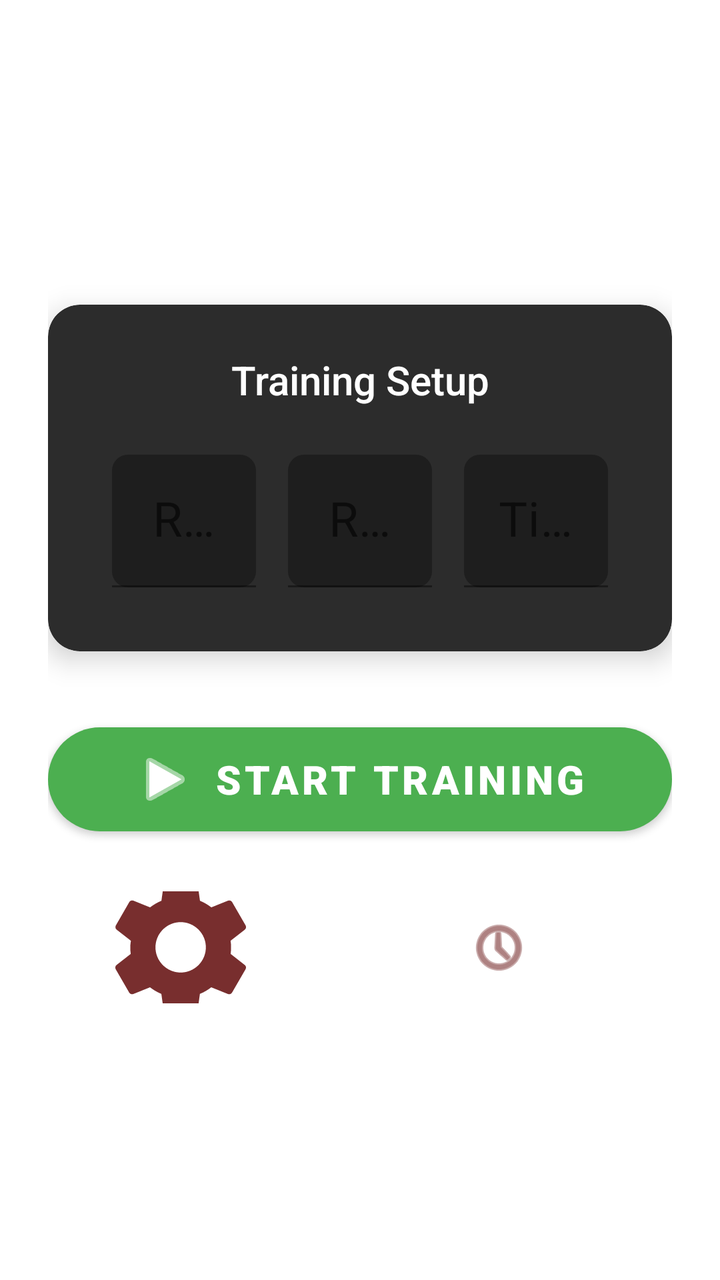
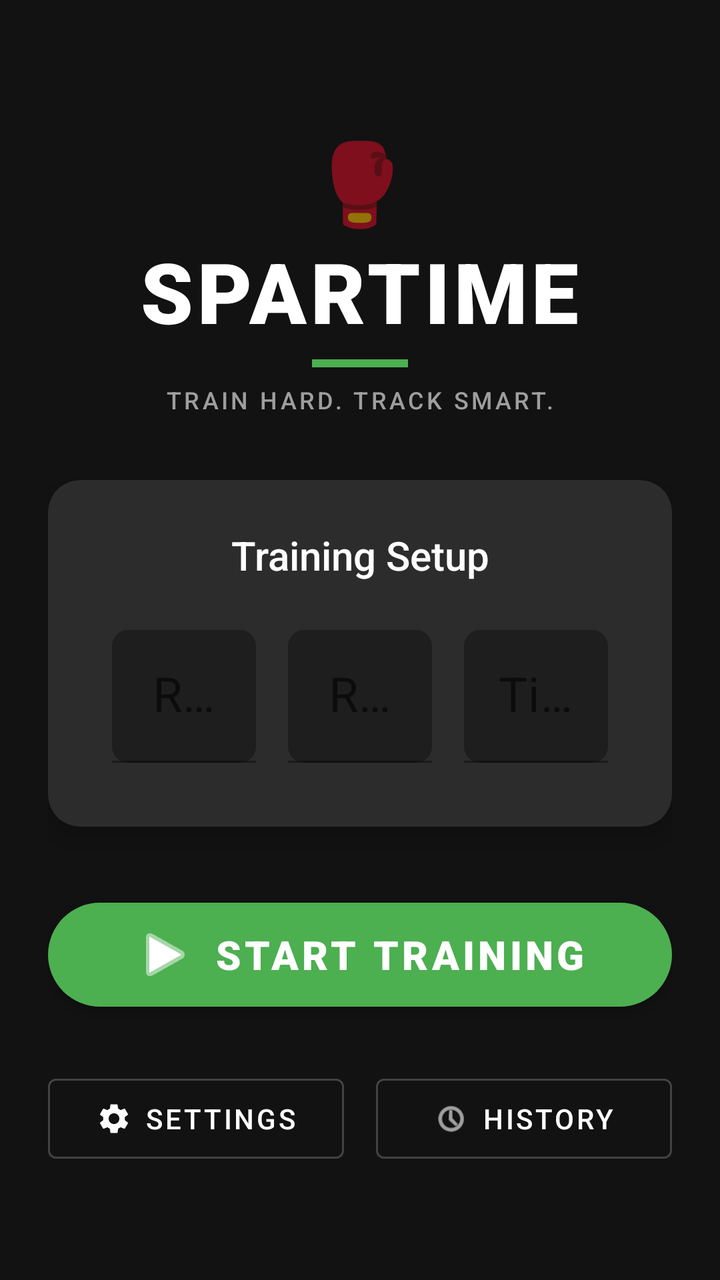

An Android layout rendered at two revisions. The XML below is the earlier revision; the diff shows what the commit changed to produce the second picture.
<!-- AndroidManifest.xml: application theme Theme.SparTime -->
<!-- res/layout/fragment_first.xml -->
<?xml version="1.0" encoding="utf-8"?>
<ScrollView xmlns:android="http://schemas.android.com/apk/res/android"
    xmlns:app="http://schemas.android.com/apk/res-auto"
    android:layout_width="match_parent"
    android:layout_height="match_parent"
    android:fillViewport="true">

    <androidx.constraintlayout.widget.ConstraintLayout
        android:layout_width="match_parent"
        android:layout_height="wrap_content"
        android:padding="24dp">

        <TextView
            android:id="@+id/header_title"
            android:layout_width="match_parent"
            android:layout_height="wrap_content"
            android:layout_marginTop="32dp"
            android:fontFamily="sans-serif-black"
            android:gravity="center_horizontal"
            android:text="SparTime"
            android:textColor="@color/white"
            android:textSize="48sp"
            app:layout_constraintEnd_toEndOf="parent"
            app:layout_constraintStart_toStartOf="parent"
            app:layout_constraintTop_toTopOf="parent" />

        <com.google.android.material.card.MaterialCardView
            android:id="@+id/timer_setup_card"
            android:layout_width="match_parent"
            android:layout_height="wrap_content"
            android:layout_marginTop="32dp"
            app:cardBackgroundColor="@color/surface"
            app:cardCornerRadius="16dp"
            app:cardElevation="8dp"
            app:layout_constraintEnd_toEndOf="parent"
            app:layout_constraintStart_toStartOf="parent"
            app:layout_constraintTop_toBottomOf="@+id/header_title">

            <LinearLayout
                android:layout_width="match_parent"
                android:layout_height="wrap_content"
                android:orientation="vertical"
                android:padding="24dp">

                <TextView
                    android:layout_width="match_parent"
                    android:layout_height="wrap_content"
                    android:layout_marginBottom="16dp"
                    android:fontFamily="sans-serif-medium"
                    android:gravity="center"
                    android:text="Training Setup"
                    android:textColor="@color/white"
                    android:textSize="20sp" />

                <LinearLayout
                    android:layout_width="match_parent"
                    android:layout_height="wrap_content"
                    android:gravity="center_horizontal"
                    android:orientation="horizontal">

                    <com.google.android.material.textfield.TextInputLayout
                        android:layout_width="0dp"
                        android:layout_height="wrap_content"
                        android:layout_margin="8dp"
                        android:layout_weight="1"
                        android:hint="Rounds"
                        app:boxBackgroundColor="@color/background_secondary"
                        app:boxBackgroundMode="filled"
                        app:boxCornerRadiusBottomEnd="8dp"
                        app:boxCornerRadiusBottomStart="8dp"
                        app:boxCornerRadiusTopEnd="8dp"
                        app:boxCornerRadiusTopStart="8dp"
                        app:hintTextColor="@color/gray_medium">

                        <com.google.android.material.textfield.TextInputEditText
                            android:id="@+id/fragment_first_edtxt_round"
                            android:layout_width="match_parent"
                            android:layout_height="wrap_content"
                            android:gravity="center"
                            android:inputType="number"
                            android:textColor="@color/white"
                            android:textSize="24sp" />
                    </com.google.android.material.textfield.TextInputLayout>

                    <com.google.android.material.textfield.TextInputLayout
                        android:layout_width="0dp"
                        android:layout_height="wrap_content"
                        android:layout_margin="8dp"
                        android:layout_weight="1"
                        android:hint="Rest (min)"
                        app:boxBackgroundColor="@color/background_secondary"
                        app:boxBackgroundMode="filled"
                        app:boxCornerRadiusBottomEnd="8dp"
                        app:boxCornerRadiusBottomStart="8dp"
                        app:boxCornerRadiusTopEnd="8dp"
                        app:boxCornerRadiusTopStart="8dp"
                        app:hintTextColor="@color/gray_medium">

                        <com.google.android.material.textfield.TextInputEditText
                            android:id="@+id/edtxt_rest"
                            android:layout_width="match_parent"
                            android:layout_height="wrap_content"
                            android:gravity="center"
                            android:inputType="number"
                            android:textColor="@color/white"
                            android:textSize="24sp" />
                    </com.google.android.material.textfield.TextInputLayout>

                    <com.google.android.material.textfield.TextInputLayout
                        android:layout_width="0dp"
                        android:layout_height="wrap_content"
                        android:layout_margin="8dp"
                        android:layout_weight="1"
                        android:hint="Time (min)"
                        app:boxBackgroundColor="@color/background_secondary"
                        app:boxBackgroundMode="filled"
                        app:boxCornerRadiusBottomEnd="8dp"
                        app:boxCornerRadiusBottomStart="8dp"
                        app:boxCornerRadiusTopEnd="8dp"
                        app:boxCornerRadiusTopStart="8dp"
                        app:hintTextColor="@color/gray_medium">

                        <com.google.android.material.textfield.TextInputEditText
                            android:id="@+id/edtxt_time"
                            android:layout_width="match_parent"
                            android:layout_height="wrap_content"
                            android:gravity="center"
                            android:inputType="number"
                            android:textColor="@color/white"
                            android:textSize="24sp" />
                    </com.google.android.material.textfield.TextInputLayout>

                </LinearLayout>
            </LinearLayout>
        </com.google.android.material.card.MaterialCardView>

        <com.google.android.material.button.MaterialButton
            android:id="@+id/first_fragment_start_btn"
            android:layout_width="match_parent"
            android:layout_height="64dp"
            android:layout_marginTop="32dp"
            android:fontFamily="sans-serif-black"
            android:text="START TRAINING"
            android:textSize="20sp"
            app:backgroundTint="@color/timer_active"
            app:cornerRadius="32dp"
            app:icon="@android:drawable/ic_media_play"
            app:iconGravity="textStart"
            app:iconPadding="8dp"
            app:layout_constraintEnd_toEndOf="parent"
            app:layout_constraintStart_toStartOf="parent"
            app:layout_constraintTop_toBottomOf="@id/timer_setup_card" />

        <LinearLayout
            android:layout_width="match_parent"
            android:layout_height="wrap_content"
            android:layout_marginTop="24dp"
            android:gravity="center"
            android:orientation="horizontal"
            app:layout_constraintEnd_toEndOf="parent"
            app:layout_constraintStart_toStartOf="parent"
            app:layout_constraintTop_toBottomOf="@id/first_fragment_start_btn">

            <com.google.android.material.button.MaterialButton
                android:id="@+id/btn_settings"
                style="@style/Widget.Material3.Button.OutlinedButton"
                android:layout_width="0dp"
                android:layout_height="56dp"
                android:layout_marginEnd="8dp"
                android:layout_weight="1"
                android:text="Settings"
                android:textColor="@color/white"
                app:icon="@drawable/baseline_settings_24"
                app:iconGravity="textStart"
                app:iconPadding="8dp"
                app:strokeColor="@color/white" />

            <com.google.android.material.button.MaterialButton
                android:id="@+id/btn_history"
                style="@style/Widget.Material3.Button.OutlinedButton"
                android:layout_width="0dp"
                android:layout_height="56dp"
                android:layout_marginStart="8dp"
                android:layout_weight="1"
                android:text="History"
                android:textColor="@color/white"
                app:icon="@android:drawable/ic_menu_recent_history"
                app:iconGravity="textStart"
                app:iconPadding="8dp"
                app:strokeColor="@color/white" />

        </LinearLayout>

    </androidx.constraintlayout.widget.ConstraintLayout>
</ScrollView>
<!-- resources referenced by this layout -->
<resources>
  <color name="background_secondary">#1E1E1E</color>
  <color name="gray_medium">#9E9E9E</color>
  <color name="surface">#2C2C2C</color>
  <color name="timer_active">#4CAF50</color>
  <color name="white">#FFFFFFFF</color>
  <!-- drawable baseline_settings_24 (drawable) -->
  <vector android:height="84dp" android:tint="#782E2E"
      android:viewportHeight="24" android:viewportWidth="24"
      android:width="84dp" xmlns:android="http://schemas.android.com/apk/res/android">
      <path android:fillColor="@android:color/white" android:pathData="M19.14,12.94c0.04,-0.3 0.06,-0.61 0.06,-0.94c0,-0.32 -0.02,-0.64 -0.07,-0.94l2.03,-1.58c0.18,-0.14 0.23,-0.41 0.12,-0.61l-1.92,-3.32c-0.12,-0.22 -0.37,-0.29 -0.59,-0.22l-2.39,0.96c-0.5,-0.38 -1.03,-0.7 -1.62,-0.94L14.4,2.81c-0.04,-0.24 -0.24,-0.41 -0.48,-0.41h-3.84c-0.24,0 -0.43,0.17 -0.47,0.41L9.25,5.35C8.66,5.59 8.12,5.92 7.63,6.29L5.24,5.33c-0.22,-0.08 -0.47,0 -0.59,0.22L2.74,8.87C2.62,9.08 2.66,9.34 2.86,9.48l2.03,1.58C4.84,11.36 4.8,11.69 4.8,12s0.02,0.64 0.07,0.94l-2.03,1.58c-0.18,0.14 -0.23,0.41 -0.12,0.61l1.92,3.32c0.12,0.22 0.37,0.29 0.59,0.22l2.39,-0.96c0.5,0.38 1.03,0.7 1.62,0.94l0.36,2.54c0.05,0.24 0.24,0.41 0.48,0.41h3.84c0.24,0 0.44,-0.17 0.47,-0.41l0.36,-2.54c0.59,-0.24 1.13,-0.56 1.62,-0.94l2.39,0.96c0.22,0.08 0.47,0 0.59,-0.22l1.92,-3.32c0.12,-0.22 0.07,-0.47 -0.12,-0.61L19.14,12.94zM12,15.6c-1.98,0 -3.6,-1.62 -3.6,-3.6s1.62,-3.6 3.6,-3.6s3.6,1.62 3.6,3.6S13.98,15.6 12,15.6z"/>
  </vector>
  <style name="Theme.SparTime" parent="Theme.MaterialComponents.DayNight.DarkActionBar">
          
          <item name="colorPrimary">#782E2E</item>
          <item name="colorPrimaryVariant">#782E2E</item>
          <item name="colorOnPrimary">@color/white</item>
          
          <item name="colorSecondary">@color/teal_200</item>
          <item name="colorSecondaryVariant">@color/teal_700</item>
          <item name="colorOnSecondary">@color/black</item>
          
          <item name="android:statusBarColor" tools:targetApi="l">?attr/colorPrimaryVariant</item>
          
      </style>
  <color name="teal_200">#FF03DAC5</color>
  <color name="teal_700">#FF018786</color>
  <color name="black">#FF000000</color>
</resources>

<!-- the commit's change to res/layout/fragment_first.xml (unified diff, before → after) -->
@@ -3,6 +3,7 @@
     xmlns:app="http://schemas.android.com/apk/res-auto"
     android:layout_width="match_parent"
     android:layout_height="match_parent"
+    android:background="@color/background_primary"
     android:fillViewport="true">
 
     <androidx.constraintlayout.widget.ConstraintLayout
@@ -10,19 +11,49 @@
         android:layout_height="wrap_content"
         android:padding="24dp">
 
-        <TextView
+        <LinearLayout
             android:id="@+id/header_title"
             android:layout_width="match_parent"
             android:layout_height="wrap_content"
-            android:layout_marginTop="32dp"
-            android:fontFamily="sans-serif-black"
+            android:layout_marginTop="40dp"
             android:gravity="center_horizontal"
-            android:text="SparTime"
-            android:textColor="@color/white"
-            android:textSize="48sp"
-            app:layout_constraintEnd_toEndOf="parent"
-            app:layout_constraintStart_toStartOf="parent"
-            app:layout_constraintTop_toTopOf="parent" />
+            android:orientation="vertical"
+            app:layout_constraintEnd_toEndOf="parent"
+            app:layout_constraintStart_toStartOf="parent"
+            app:layout_constraintTop_toTopOf="parent">
+
+            <TextView
+                android:layout_width="wrap_content"
+                android:layout_height="wrap_content"
+                android:text="🥊"
+                android:textSize="40sp" />
+
+            <TextView
+                android:layout_width="wrap_content"
+                android:layout_height="wrap_content"
+                android:fontFamily="sans-serif-black"
+                android:letterSpacing="0.05"
+                android:text="SPARTIME"
+                android:textColor="@color/white"
+                android:textSize="42sp" />
+
+            <View
+                android:layout_width="48dp"
+                android:layout_height="4dp"
+                android:layout_marginTop="6dp"
+                android:layout_marginBottom="8dp"
+                android:background="@color/timer_active" />
+
+            <TextView
+                android:layout_width="wrap_content"
+                android:layout_height="wrap_content"
+                android:fontFamily="sans-serif-medium"
+                android:letterSpacing="0.12"
+                android:text="TRAIN HARD. TRACK SMART."
+                android:textColor="@color/gray_medium"
+                android:textSize="12sp" />
+
+        </LinearLayout>
 
         <com.google.android.material.card.MaterialCardView
             android:id="@+id/timer_setup_card"
@@ -163,31 +194,37 @@
 
             <com.google.android.material.button.MaterialButton
                 android:id="@+id/btn_settings"
-                style="@style/Widget.Material3.Button.OutlinedButton"
+                style="@style/Widget.MaterialComponents.Button.OutlinedButton"
                 android:layout_width="0dp"
-                android:layout_height="56dp"
+                android:layout_height="52dp"
                 android:layout_marginEnd="8dp"
                 android:layout_weight="1"
                 android:text="Settings"
                 android:textColor="@color/white"
+                android:textSize="14sp"
                 app:icon="@drawable/baseline_settings_24"
                 app:iconGravity="textStart"
-                app:iconPadding="8dp"
-                app:strokeColor="@color/white" />
+                app:iconPadding="6dp"
+                app:iconSize="18dp"
+                app:iconTint="@color/white"
+                app:strokeColor="@color/gray_dark" />
 
             <com.google.android.material.button.MaterialButton
                 android:id="@+id/btn_history"
-                style="@style/Widget.Material3.Button.OutlinedButton"
+                style="@style/Widget.MaterialComponents.Button.OutlinedButton"
                 android:layout_width="0dp"
-                android:layout_height="56dp"
+                android:layout_height="52dp"
                 android:layout_marginStart="8dp"
                 android:layout_weight="1"
                 android:text="History"
                 android:textColor="@color/white"
+                android:textSize="14sp"
                 app:icon="@android:drawable/ic_menu_recent_history"
                 app:iconGravity="textStart"
-                app:iconPadding="8dp"
-                app:strokeColor="@color/white" />
+                app:iconPadding="6dp"
+                app:iconSize="18dp"
+                app:iconTint="@color/white"
+                app:strokeColor="@color/gray_dark" />
 
         </LinearLayout>
 
<!-- resource entries referenced after the edit -->
@@ -1,6 +1,8 @@
 <!-- resources referenced by this layout -->
 <resources>
+  <color name="background_primary">#121212</color>
   <color name="background_secondary">#1E1E1E</color>
+  <color name="gray_dark">#424242</color>
   <color name="gray_medium">#9E9E9E</color>
   <color name="surface">#2C2C2C</color>
   <color name="timer_active">#4CAF50</color>
@@ -11,21 +13,18 @@
       android:width="84dp" xmlns:android="http://schemas.android.com/apk/res/android">
       <path android:fillColor="@android:color/white" android:pathData="M19.14,12.94c0.04,-0.3 0.06,-0.61 0.06,-0.94c0,-0.32 -0.02,-0.64 -0.07,-0.94l2.03,-1.58c0.18,-0.14 0.23,-0.41 0.12,-0.61l-1.92,-3.32c-0.12,-0.22 -0.37,-0.29 -0.59,-0.22l-2.39,0.96c-0.5,-0.38 -1.03,-0.7 -1.62,-0.94L14.4,2.81c-0.04,-0.24 -0.24,-0.41 -0.48,-0.41h-3.84c-0.24,0 -0.43,0.17 -0.47,0.41L9.25,5.35C8.66,5.59 8.12,5.92 7.63,6.29L5.24,5.33c-0.22,-0.08 -0.47,0 -0.59,0.22L2.74,8.87C2.62,9.08 2.66,9.34 2.86,9.48l2.03,1.58C4.84,11.36 4.8,11.69 4.8,12s0.02,0.64 0.07,0.94l-2.03,1.58c-0.18,0.14 -0.23,0.41 -0.12,0.61l1.92,3.32c0.12,0.22 0.37,0.29 0.59,0.22l2.39,-0.96c0.5,0.38 1.03,0.7 1.62,0.94l0.36,2.54c0.05,0.24 0.24,0.41 0.48,0.41h3.84c0.24,0 0.44,-0.17 0.47,-0.41l0.36,-2.54c0.59,-0.24 1.13,-0.56 1.62,-0.94l2.39,0.96c0.22,0.08 0.47,0 0.59,-0.22l1.92,-3.32c0.12,-0.22 0.07,-0.47 -0.12,-0.61L19.14,12.94zM12,15.6c-1.98,0 -3.6,-1.62 -3.6,-3.6s1.62,-3.6 3.6,-3.6s3.6,1.62 3.6,3.6S13.98,15.6 12,15.6z"/>
   </vector>
-  <style name="Theme.SparTime" parent="Theme.MaterialComponents.DayNight.DarkActionBar">
-          
-          <item name="colorPrimary">#782E2E</item>
-          <item name="colorPrimaryVariant">#782E2E</item>
+  <style name="Theme.SparTime" parent="Theme.MaterialComponents.DayNight.NoActionBar">
+          <item name="colorPrimary">@color/timer_active</item>
+          <item name="colorPrimaryVariant">@color/primary_green_dark</item>
           <item name="colorOnPrimary">@color/white</item>
-          
-          <item name="colorSecondary">@color/teal_200</item>
-          <item name="colorSecondaryVariant">@color/teal_700</item>
-          <item name="colorOnSecondary">@color/black</item>
-          
-          <item name="android:statusBarColor" tools:targetApi="l">?attr/colorPrimaryVariant</item>
-          
+          <item name="colorSecondary">@color/accent_orange</item>
+          <item name="colorOnSecondary">@color/white</item>
+          <item name="android:windowBackground">@color/background_primary</item>
+          <item name="android:statusBarColor">@color/background_primary</item>
+          <item name="android:navigationBarColor">@color/background_primary</item>
+          <item name="android:windowLightStatusBar" tools:targetApi="m">false</item>
       </style>
-  <color name="teal_200">#FF03DAC5</color>
-  <color name="teal_700">#FF018786</color>
-  <color name="black">#FF000000</color>
+  <color name="primary_green_dark">#1A4D16</color>
+  <color name="accent_orange">#FF6F00</color>
 </resources>
 
